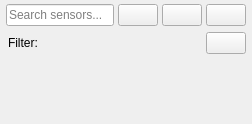
Alexey-Nikolaevic-B/2042_sensor_testing, file front/qt/col_1.ui: the form before one commit.
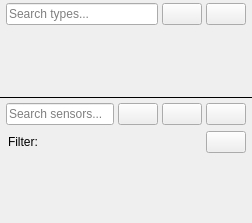
The form after the commit.

Commit message: Creating new system to add sensor type

The edit to the form file:
```diff
--- a/front/qt/col_1.ui
+++ b/front/qt/col_1.ui
@@ -9,6 +9,80 @@
    <property name="topMargin"><number>0</number></property>
    <property name="rightMargin"><number>0</number></property>
    <property name="bottomMargin"><number>0</number></property>
+
+   <!-- ── Sensor Types toolbar ───────────────────────────────────────────── -->
+   <item>
+    <widget class="QWidget" name="wt_types_toolbar">
+     <property name="minimumHeight"><number>36</number></property>
+     <property name="maximumHeight"><number>36</number></property>
+     <layout class="QHBoxLayout" name="types_toolbar_layout">
+      <property name="spacing"><number>4</number></property>
+      <property name="leftMargin"><number>6</number></property>
+      <property name="topMargin"><number>3</number></property>
+      <property name="rightMargin"><number>6</number></property>
+      <property name="bottomMargin"><number>3</number></property>
+      <item>
+       <widget class="QLineEdit" name="input_types_search">
+        <property name="placeholderText"><string>Search types...</string></property>
+       </widget>
+      </item>
+      <item>
+       <widget class="QPushButton" name="btn_add_type">
+        <property name="text"><string/></property>
+        <property name="toolTip"><string>Add new sensor type</string></property>
+        <property name="minimumWidth"><number>28</number></property>
+        <property name="maximumWidth"><number>28</number></property>
+        <property name="minimumHeight"><number>28</number></property>
+        <property name="maximumHeight"><number>28</number></property>
+       </widget>
+      </item>
+      <item>
+       <widget class="QPushButton" name="btn_delete_type">
+        <property name="text"><string/></property>
+        <property name="toolTip"><string>Delete sensor type</string></property>
+        <property name="checkable"><bool>true</bool></property>
+        <property name="minimumWidth"><number>28</number></property>
+        <property name="maximumWidth"><number>28</number></property>
+        <property name="minimumHeight"><number>28</number></property>
+        <property name="maximumHeight"><number>28</number></property>
+       </widget>
+      </item>
+     </layout>
+    </widget>
+   </item>
+
+   <!-- ── Sensor Types list (fixed height, compact) ─────────────────────── -->
+   <item>
+    <widget class="QScrollArea" name="scroll_types">
+     <property name="minimumHeight"><number>80</number></property>
+     <property name="maximumHeight"><number>140</number></property>
+     <property name="widgetResizable"><bool>true</bool></property>
+     <property name="horizontalScrollBarPolicy"><enum>Qt::ScrollBarAlwaysOff</enum></property>
+     <property name="verticalScrollBarPolicy"><enum>Qt::ScrollBarAsNeeded</enum></property>
+     <property name="frameShape"><enum>QFrame::NoFrame</enum></property>
+     <widget class="QWidget" name="scroll_types_contents">
+      <layout class="QVBoxLayout" name="types_list_layout">
+       <property name="spacing"><number>0</number></property>
+       <property name="leftMargin"><number>0</number></property>
+       <property name="topMargin"><number>0</number></property>
+       <property name="rightMargin"><number>0</number></property>
+       <property name="bottomMargin"><number>0</number></property>
+      </layout>
+     </widget>
+    </widget>
+   </item>
+
+   <!-- ── Divider ────────────────────────────────────────────────────────── -->
+   <item>
+    <widget class="QFrame" name="divider_line">
+     <property name="minimumHeight"><number>1</number></property>
+     <property name="maximumHeight"><number>1</number></property>
+     <property name="frameShape"><enum>QFrame::HLine</enum></property>
+     <property name="frameShadow"><enum>QFrame::Plain</enum></property>
+    </widget>
+   </item>
+
+   <!-- ── Sensors toolbar (existing) ────────────────────────────────────── -->
    <item>
     <widget class="QWidget" name="wt_toolbar">
      <property name="minimumHeight"><number>44</number></property>
```
Left out of the diff: 5 changed lines with no effect on the pictures. The commit also changes 32 other files.
